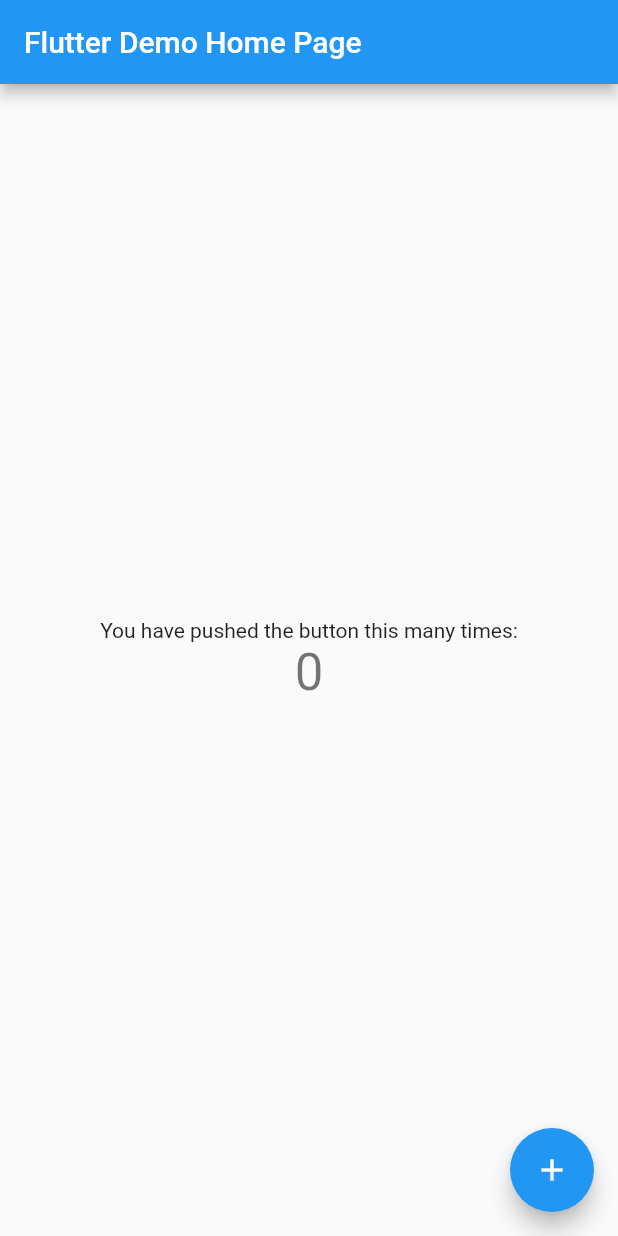
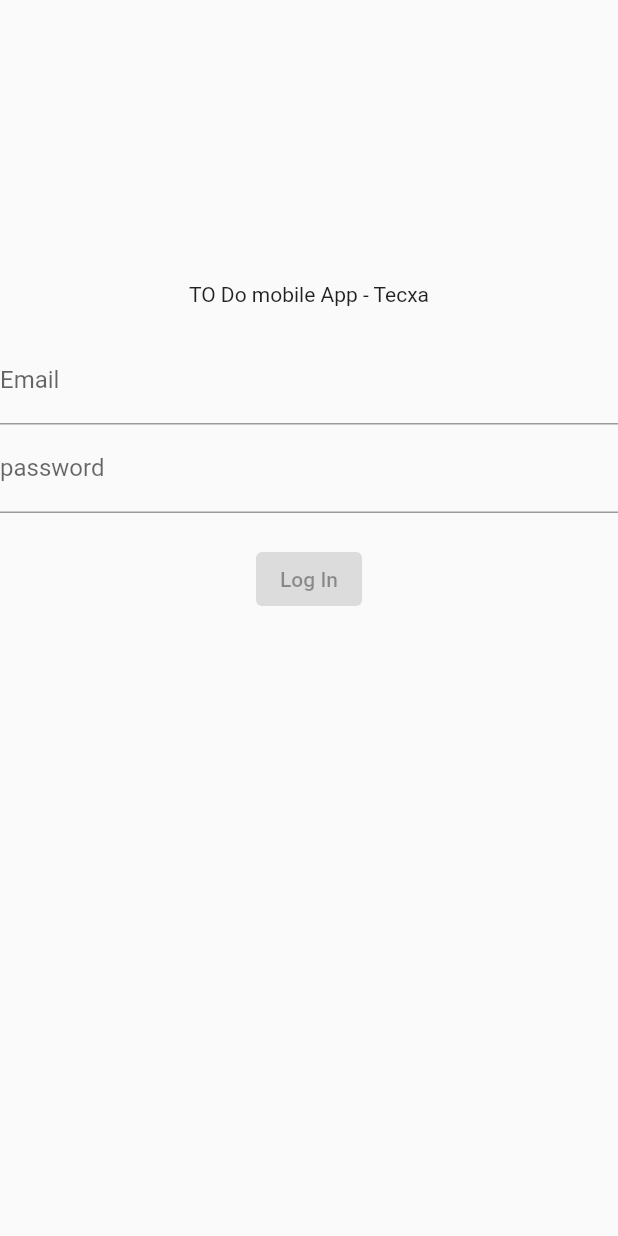
Before and after one commit to sachin96Boy/flutter-texca-to-do, a Flutter app: the screen it shows after launch, on a phone screen of 412 x 824 dp. Run offline on Flutter 3.47's test engine with Material 2 defaults, Android fonts, the phone set to English and light mode, and no system bars; our stand-ins replace flutter_dotenv.

Commit message:
chor: auth screen

```diff
--- a/lib/main.dart
+++ b/lib/main.dart
@@ -1,6 +1,9 @@
 import 'package:flutter/material.dart';
+import 'package:flutter_dotenv/flutter_dotenv.dart';
+import 'package:to_do_tecxa_mobile/sreens/login_screen.dart';
 
-void main() {
+Future main() async {
+  await dotenv.load(fileName: ".env");
   runApp(const MyApp());
 }
 
@@ -24,92 +27,7 @@
         // is not restarted.
         primarySwatch: Colors.blue,
       ),
-      home: const MyHomePage(title: 'Flutter Demo Home Page'),
+      home: const LoginScreen(),
     );
   }
 }
-
-class MyHomePage extends StatefulWidget {
-  const MyHomePage({super.key, required this.title});
-
-  // This widget is the home page of your application. It is stateful, meaning
-  // that it has a State object (defined below) that contains fields that affect
-  // how it looks.
-
-  // This class is the configuration for the state. It holds the values (in this
-  // case the title) provided by the parent (in this case the App widget) and
-  // used by the build method of the State. Fields in a Widget subclass are
-  // always marked "final".
-
-  final String title;
-
-  @override
-  State<MyHomePage> createState() => _MyHomePageState();
-}
-
-class _MyHomePageState extends State<MyHomePage> {
-  int _counter = 0;
-
-  void _incrementCounter() {
-    setState(() {
-      // This call to setState tells the Flutter framework that something has
-      // changed in this State, which causes it to rerun the build method below
-      // so that the display can reflect the updated values. If we changed
-      // _counter without calling setState(), then the build method would not be
-      // called again, and so nothing would appear to happen.
-      _counter++;
-    });
-  }
-
-  @override
-  Widget build(BuildContext context) {
-    // This method is rerun every time setState is called, for instance as done
-    // by the _incrementCounter method above.
-    //
-    // The Flutter framework has been optimized to make rerunning build methods
-    // fast, so that you can just rebuild anything that needs updating rather
-    // than having to individually change instances of widgets.
-    return Scaffold(
-      appBar: AppBar(
-        // Here we take the value from the MyHomePage object that was created by
-        // the App.build method, and use it to set our appbar title.
-        title: Text(widget.title),
-      ),
-      body: Center(
-        // Center is a layout widget. It takes a single child and positions it
-        // in the middle of the parent.
-        child: Column(
-          // Column is also a layout widget. It takes a list of children and
-          // arranges them vertically. By default, it sizes itself to fit its
-          // children horizontally, and tries to be as tall as its parent.
-          //
-          // Invoke "debug painting" (press "p" in the console, choose the
-          // "Toggle Debug Paint" action from the Flutter Inspector in Android
-          // Studio, or the "Toggle Debug Paint" command in Visual Studio Code)
-          // to see the wireframe for each widget.
-          //
-          // Column has various properties to control how it sizes itself and
-          // how it positions its children. Here we use mainAxisAlignment to
-          // center the children vertically; the main axis here is the vertical
-          // axis because Columns are vertical (the cross axis would be
-          // horizontal).
-          mainAxisAlignment: MainAxisAlignment.center,
-          children: <Widget>[
-            const Text(
-              'You have pushed the button this many times:',
-            ),
-            Text(
-              '$_counter',
-              style: Theme.of(context).textTheme.headlineMedium,
-            ),
-          ],
-        ),
-      ),
-      floatingActionButton: FloatingActionButton(
-        onPressed: _incrementCounter,
-        tooltip: 'Increment',
-        child: const Icon(Icons.add),
-      ), // This trailing comma makes auto-formatting nicer for build methods.
-    );
-  }
-}
--- /dev/null
+++ b/lib/sreens/login_screen.dart
@@ -0,0 +1,35 @@
+import 'package:flutter/material.dart';
+
+import 'package:to_do_tecxa_mobile/widgets/login_form.dart';
+
+class LoginScreen extends StatelessWidget {
+  const LoginScreen({super.key});
+
+  @override
+  Widget build(BuildContext context) {
+    final deviceSize = MediaQuery.of(context).size;
+    return Scaffold(
+      body: Stack(
+        children: [
+          SizedBox(
+            height: deviceSize.height,
+            width: deviceSize.width,
+            child: Column(
+              mainAxisAlignment: MainAxisAlignment.center,
+              crossAxisAlignment: CrossAxisAlignment.center,
+              children: [
+                Flexible(
+                  child: Container(
+                    margin: const EdgeInsets.only(bottom: 20.0),
+                    child: const Text("TO Do mobile App - Tecxa"),
+                  ),
+                ),
+                const Flexible(child: LoginForm())
+              ],
+            ),
+          )
+        ],
+      ),
+    );
+  }
+}
--- /dev/null
+++ b/lib/widgets/login_form.dart
@@ -0,0 +1,84 @@
+import 'package:flutter/material.dart';
+
+enum AuthMode { signUp, logIn }
+
+class LoginForm extends StatefulWidget {
+  const LoginForm({super.key});
+
+  @override
+  State<LoginForm> createState() => _LoginFormState();
+}
+
+class _LoginFormState extends State<LoginForm> {
+  final _formKey = GlobalKey<FormState>();
+  final Map<String, String> _authdata = {
+    'email': '',
+    'password': '',
+  };
+  final AuthMode _authMode = AuthMode.logIn;
+  final _isLoading = false;
+  final _passwoedController = TextEditingController();
+
+  @override
+  Widget build(BuildContext context) {
+    // final deviceSize = MediaQuery.of(context).size;
+    return Form(
+      key: _formKey,
+      child: Column(
+        children: [
+          TextFormField(
+            decoration: const InputDecoration(labelText: "Email"),
+            keyboardType: TextInputType.emailAddress,
+            validator: (value) {
+              if (value == null || value.isEmpty || !value.contains('@')) {
+                return 'Invalid E mail address';
+              }
+              return null;
+            },
+            onSaved: (value) {
+              _authdata['email'] = value!;
+            },
+          ),
+          TextFormField(
+            decoration: const InputDecoration(labelText: "password"),
+            obscureText: true,
+            controller: _passwoedController,
+            validator: (value) {
+              if (value == null || value.isEmpty) {
+                return "password is not right";
+              }
+              return null;
+            },
+            onSaved: (value) {
+              _authdata['password'] = value!;
+            },
+          ),
+          if (_authMode == AuthMode.signUp)
+            TextFormField(
+              enabled: _authMode == AuthMode.signUp,
+              decoration: const InputDecoration(labelText: 'confirm password'),
+              obscureText: true,
+              validator: _authMode == AuthMode.signUp
+                  ? (value) {
+                      if (value != _passwoedController.text) {
+                        return 'Password does not match';
+                      }
+                      return null;
+                    }
+                  : null,
+            ),
+          const SizedBox(
+            height: 20.0,
+          ),
+          if (_isLoading)
+            const CircularProgressIndicator()
+          else
+            ElevatedButton(
+              // impement action
+                onPressed: null,
+                child: Text(_authMode == AuthMode.logIn ? "Log In" : "SIGN UP"))
+        ],
+      ),
+    );
+  }
+}
--- a/pubspec.yaml
+++ b/pubspec.yaml
@@ -35,6 +35,7 @@
   # The following adds the Cupertino Icons font to your application.
   # Use with the CupertinoIcons class for iOS style icons.
   cupertino_icons: ^1.0.2
+  flutter_dotenv: ^5.0.2
 
 dev_dependencies:
   flutter_test:
@@ -59,8 +60,8 @@
   uses-material-design: true
 
   # To add assets to your application, add an assets section, like this:
-  # assets:
-  #   - images/a_dot_burr.jpeg
+  assets:
+    - .env
   #   - images/a_dot_ham.jpeg
 
   # An image asset can refer to one or more resolution-specific "variants", see
```
Also changed, not shown: pubspec.lock, 1 other file.
